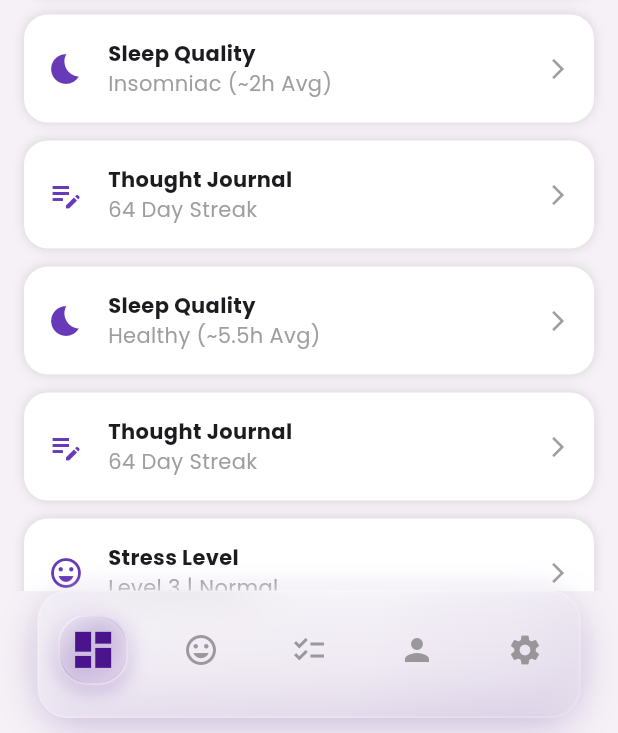
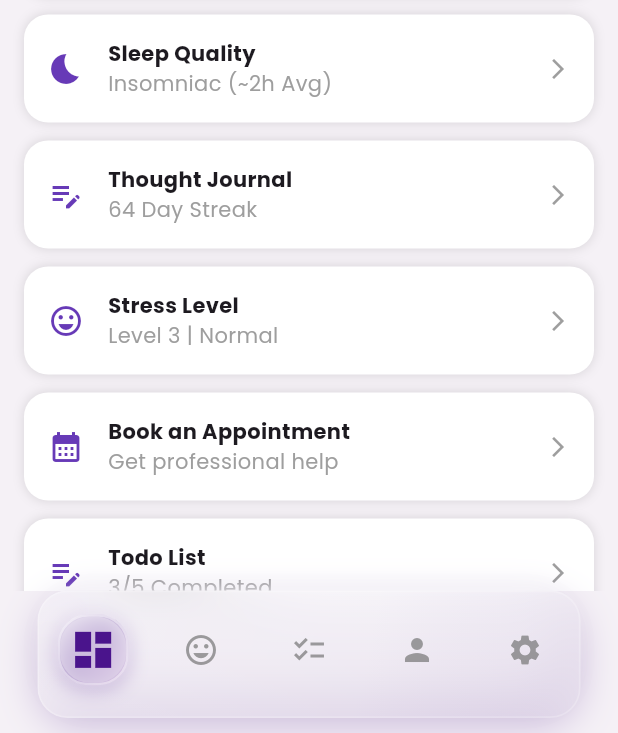
Before and after one commit to hasnat0006/SDP, a Flutter app: the screen it shows after launch, on a phone screen of 412 x 824 dp, the part 503-1236 px from its top. Run offline on Flutter 3.47's test engine with Material 3 defaults, Android fonts, the light colour scheme and no system bars; drawn by our look-alikes of fl_chart; our stand-ins replace file_picker, google_fonts, image_picker, permission_handler.

Commit message:
refactor: clean up imports and enhance dashboard metrics with new tracker tiles

```diff
--- a/lib/dashboard/p_dashboard.dart
+++ b/lib/dashboard/p_dashboard.dart
@@ -1,29 +1,11 @@
+import 'package:client/chatbot/startpage.dart';
 import 'package:client/forum/forum.dart';
 import 'package:client/journal/journal.dart';
 import 'package:flutter/material.dart';
 import 'package:fl_chart/fl_chart.dart';
-import '../journal/journal.dart'; // Ensure this import is correct
 import '../todo_list/todo_list_main.dart';
 import '../mood/Mood_spin.dart';
-// import 'package:google_fonts/google_fonts.dart';
 import '../stress/stress_tracker.dart';
-
-// class MyApp extends StatelessWidget {
-//   const MyApp({super.key});
-//   @override
-//   Widget build(BuildContext context) {
-//     return MaterialApp(
-//       title: 'Mental Health Dashboard',
-//       debugShowCheckedModeBanner: false,
-//       theme: ThemeData(
-//         // fontFamily: GoogleFonts.poppins().fontFamily,
-//         useMaterial3: true,
-//         colorScheme: ColorScheme.fromSeed(seedColor: Colors.deepPurple),
-//       ),
-//       home: const DashboardPage(),
-//     );
-//   }
-// }
 
 class DashboardPage extends StatelessWidget {
   const DashboardPage({super.key});
@@ -110,13 +92,20 @@ class DashboardPage extends StatelessWidget {
         child: Column(
           mainAxisAlignment: MainAxisAlignment.center,
           children: const [
-            Text('Average Sleep', style: TextStyle(fontWeight: FontWeight.bold)),
+            Text(
+              'Average Sleep',
+              style: TextStyle(fontWeight: FontWeight.bold),
+            ),
             SizedBox(height: 8),
             CircleAvatar(
               radius: 30,
               backgroundColor: Colors.white,
-              child: Text('5.5\nHours', textAlign: TextAlign.center, style: TextStyle(color: Colors.green)),
-            )
+              child: Text(
+                '5.5\nHours',
+                textAlign: TextAlign.center,
+                style: TextStyle(color: Colors.green),
+              ),
+            ),
           ],
         ),
       ),
@@ -235,8 +224,39 @@ class DashboardPage extends StatelessWidget {
             );
           },
         ),
-        _trackerTile(Icons.bedtime, 'Sleep Quality', 'Healthy (~5.5h Avg)', context),
-        _trackerTile(Icons.edit_note, 'Thought Journal', '64 Day Streak', context,
+        _trackerTile(
+          Icons.emoji_emotions_outlined,
+          'Stress Level',
+          'Level 3 | Normal',
+          context,
+          onTap: () {
+            Navigator.push(
+              context,
+              MaterialPageRoute(
+                builder: (context) =>
+                    const StressTrackerPage(), // Use MaterialPageRoute for simplicity
+              ),
+            );
+          },
+        ),
+        // _trackerTile(
+        //   Icons.bedtime,
+        //   'Sleep Quality',
+        //   'Healthy (~5.5h Avg)',
+        //   context,
+        // ),
+
+        _trackerTile(
+          Icons.calendar_month,
+          'Book an Appointment',
+          'Get professional help',
+          context,
+        ),
+        _trackerTile(
+          Icons.edit_note,
+          'Todo List',
+          '3/5 Completed',
+          context,
           onTap: () {
             Navigator.push(
               context,
@@ -261,25 +281,13 @@ class DashboardPage extends StatelessWidget {
             );
           },
         ),
-_trackerTile(
-  Icons.emoji_emotions_outlined,
-  'Stress Level',
-  'Level 3 | Normal',
-  context,
-  onTap: () {
-    Navigator.push(
-      context,
-      MaterialPageRoute(
-        builder: (context) => const StressTrackerPage(), // Use MaterialPageRoute for simplicity
-      ),
-    );
-  },
-),
 
 
-
-        _trackerTile(Icons.calendar_month, 'Book an Appointment', 'Get professional help', context),
-        _trackerTile(Icons.check_circle_outline, 'To Do List', '3/5 Completed', context,
+        _trackerTile(
+           Icons.forum,
+          'Forum',
+          'Share your thought anonymously',
+          context,
           onTap: () {
             Navigator.push(
               context,
@@ -304,8 +312,21 @@ _trackerTile(
             );
           },
         ),
-        _trackerTile(Icons.self_improvement, 'Virtual Therapist', 'Ease your mind', context),
-        _trackerTile(Icons.forum, 'Forum', 'Share your thought anonymously', context),
+        _trackerTile(
+          Icons.self_improvement,
+          'Virtual Therapist',
+          'Ease your mind',
+          context,
+          onTap: () {
+            Navigator.push(
+              context,
+              MaterialPageRoute(
+                builder: (context) => const Startpage(), // Use MaterialPageRoute for simplicity
+              ),
+            );
+          },
+        ),
+
       ],
     );
   }
```
